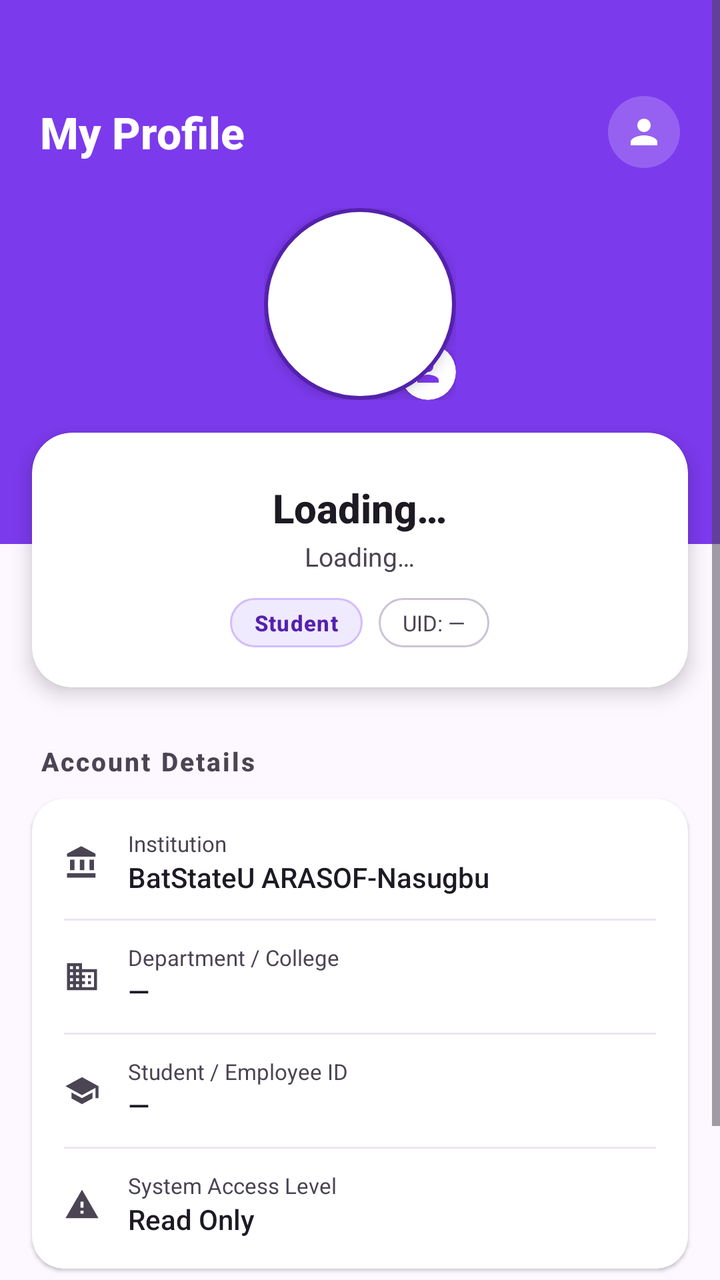
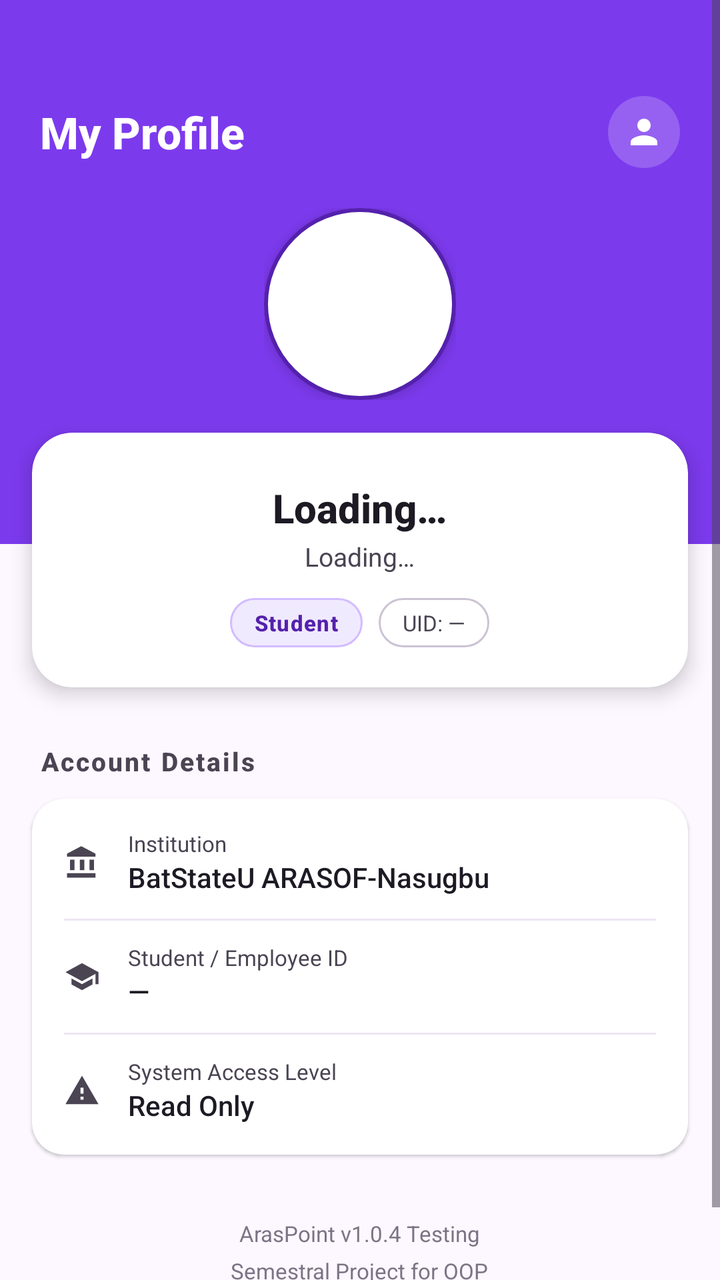

Before-and-after screenshots of an Android layout around one commit, followed by the original layout XML and the change that was made.
<!-- AndroidManifest.xml: application theme Theme.Araspointmap -->
<!-- res/layout/fragment_account.xml -->
<?xml version="1.0" encoding="utf-8"?>
<ScrollView xmlns:android="http://schemas.android.com/apk/res/android"
    xmlns:app="http://schemas.android.com/apk/res-auto"
    android:layout_width="match_parent"
    android:layout_height="match_parent"
    android:background="@color/surface"
    android:fillViewport="true">

    <LinearLayout
        android:layout_width="match_parent"
        android:layout_height="wrap_content"
        android:orientation="vertical"
        android:paddingBottom="36dp">

        <androidx.cardview.widget.CardView
            android:layout_width="match_parent"
            android:layout_height="wrap_content"
            app:cardCornerRadius="0dp"
            app:cardElevation="0dp"
            app:cardBackgroundColor="#7C3AED">

            <LinearLayout
                android:layout_width="match_parent"
                android:layout_height="wrap_content"
                android:orientation="vertical"
                android:paddingHorizontal="20dp"
                android:paddingTop="48dp"
                android:paddingBottom="72dp"
                android:gravity="center_horizontal">

                <LinearLayout
                    android:layout_width="match_parent"
                    android:layout_height="wrap_content"
                    android:orientation="horizontal"
                    android:gravity="center_vertical"
                    android:layout_marginBottom="20dp">
                    <TextView
                        android:layout_width="0dp"
                        android:layout_height="wrap_content"
                        android:layout_weight="1"
                        android:text="@string/my_profile"
                        android:textSize="22sp"
                        android:textStyle="bold"
                        android:textColor="#FFFFFF"
                        android:fontFamily="sans-serif-medium" />

                    <ImageView
                        android:id="@+id/btnEditProfile"
                        android:layout_width="36dp"
                        android:layout_height="36dp"
                        android:background="@drawable/bg_circle_white_alpha"
                        android:src="@drawable/ic_person_m3"
                        android:padding="8dp"
                        app:tint="#FFFFFF"
                        android:clickable="true"
                        android:focusable="true"
                        android:contentDescription="@string/edit_profile" />
                </LinearLayout>

                <FrameLayout
                    android:layout_width="96dp"
                    android:layout_height="96dp">
                    <androidx.cardview.widget.CardView
                        android:layout_width="96dp"
                        android:layout_height="96dp"
                        app:cardCornerRadius="48dp"
                        app:cardElevation="4dp"
                        app:cardBackgroundColor="@android:color/transparent">
                        <ImageView
                            android:id="@+id/profileImage"
                            android:layout_width="match_parent"
                            android:layout_height="match_parent"
                            android:src="@drawable/user_icon"
                            android:scaleType="centerCrop"
                            android:clickable="true"
                            android:focusable="true"
                            android:contentDescription="@string/profile_photo" />
                    </androidx.cardview.widget.CardView>

                    <androidx.cardview.widget.CardView
                        android:layout_width="28dp"
                        android:layout_height="28dp"
                        android:layout_gravity="bottom|end"
                        app:cardCornerRadius="14dp"
                        app:cardElevation="3dp"
                        app:cardBackgroundColor="#FFFFFF">
                        <ImageView
                            android:layout_width="16dp"
                            android:layout_height="16dp"
                            android:layout_gravity="center"
                            android:src="@drawable/ic_person_m3"
                            app:tint="#7C3AED"
                            android:contentDescription="@string/change_photo" />
                    </androidx.cardview.widget.CardView>
                </FrameLayout>

            </LinearLayout>
        </androidx.cardview.widget.CardView>

        <androidx.cardview.widget.CardView
            android:layout_width="match_parent"
            android:layout_height="wrap_content"
            android:layout_marginHorizontal="16dp"
            android:layout_marginTop="-56dp"
            app:cardCornerRadius="20dp"
            app:cardElevation="6dp"
            app:cardBackgroundColor="@color/surface_container_lowest">

            <LinearLayout
                android:layout_width="match_parent"
                android:layout_height="wrap_content"
                android:orientation="vertical"
                android:padding="20dp"
                android:gravity="center_horizontal">

                <TextView
                    android:id="@+id/profileName"
                    android:layout_width="wrap_content"
                    android:layout_height="wrap_content"
                    android:text="@string/loading"
                    android:textSize="20sp"
                    android:textStyle="bold"
                    android:textColor="@color/on_surface"
                    android:fontFamily="sans-serif-medium"
                    android:layout_marginTop="4dp" />

                <TextView
                    android:id="@+id/profileEmail"
                    android:layout_width="wrap_content"
                    android:layout_height="wrap_content"
                    android:text="@string/loading"
                    android:textSize="13sp"
                    android:textColor="@color/on_surface_variant"
                    android:fontFamily="sans-serif"
                    android:layout_marginTop="2dp"
                    android:layout_marginBottom="12dp" />

                <LinearLayout
                    android:layout_width="wrap_content"
                    android:layout_height="wrap_content"
                    android:orientation="horizontal"
                    android:gravity="center_vertical">

                    <TextView
                        android:id="@+id/profileRole"
                        android:layout_width="wrap_content"
                        android:layout_height="wrap_content"
                        android:text="@string/student"
                        android:textSize="11sp"
                        android:textStyle="bold"
                        android:textColor="@color/primary"
                        android:fontFamily="sans-serif-medium"
                        android:paddingHorizontal="12dp"
                        android:paddingVertical="5dp"
                        android:background="@drawable/bg_chip_purple_light"
                        android:letterSpacing="0.04" />

                    <TextView
                        android:id="@+id/profileUid"
                        android:layout_width="wrap_content"
                        android:layout_height="wrap_content"
                        android:text="@string/uid_placeholder"
                        android:textSize="11sp"
                        android:textColor="@color/on_surface_variant"
                        android:fontFamily="sans-serif"
                        android:paddingHorizontal="12dp"
                        android:paddingVertical="5dp"
                        android:layout_marginStart="8dp"
                        android:background="@drawable/bg_badge_outline" />
                </LinearLayout>
            </LinearLayout>
        </androidx.cardview.widget.CardView>

        <TextView
            android:layout_width="wrap_content"
            android:layout_height="wrap_content"
            android:layout_marginHorizontal="20dp"
            android:layout_marginTop="28dp"
            android:layout_marginBottom="10dp"
            android:text="@string/account_details"
            android:textSize="13sp"
            android:textStyle="bold"
            android:textColor="@color/on_surface_variant"
            android:fontFamily="sans-serif-medium"
            android:letterSpacing="0.08" />

        <androidx.cardview.widget.CardView
            android:layout_width="match_parent"
            android:layout_height="wrap_content"
            android:layout_marginHorizontal="16dp"
            app:cardCornerRadius="16dp"
            app:cardElevation="1dp"
            app:cardBackgroundColor="@color/surface_container_lowest">

            <LinearLayout
                android:layout_width="match_parent"
                android:layout_height="wrap_content"
                android:orientation="vertical"
                android:paddingVertical="4dp">

                <LinearLayout
                    android:layout_width="match_parent"
                    android:layout_height="56dp"
                    android:orientation="horizontal"
                    android:gravity="center_vertical"
                    android:paddingHorizontal="16dp">
                    <ImageView
                        android:layout_width="18dp"
                        android:layout_height="18dp"
                        android:src="@drawable/ic_institution"
                        android:contentDescription="@string/institution"
                        app:tint="@color/on_surface_variant" />
                    <LinearLayout
                        android:layout_width="0dp"
                        android:layout_height="wrap_content"
                        android:layout_weight="1"
                        android:orientation="vertical"
                        android:layout_marginStart="14dp">
                        <TextView
                            android:layout_width="wrap_content"
                            android:layout_height="wrap_content"
                            android:text="@string/institution"
                            android:textSize="11sp"
                            android:textColor="@color/on_surface_variant"
                            android:fontFamily="sans-serif" />
                        <TextView
                            android:id="@+id/profileCampus"
                            android:layout_width="wrap_content"
                            android:layout_height="wrap_content"
                            android:text="@string/campus_name"
                            android:textSize="14sp"
                            android:textColor="@color/on_surface"
                            android:fontFamily="sans-serif-medium" />
                    </LinearLayout>
                </LinearLayout>

                <View android:layout_width="match_parent" android:layout_height="1dp"
                    android:background="@color/surface_container_high"
                    android:layout_marginHorizontal="16dp" />

                <LinearLayout
                    android:layout_width="match_parent"
                    android:layout_height="56dp"
                    android:orientation="horizontal"
                    android:gravity="center_vertical"
                    android:paddingHorizontal="16dp">
                    <ImageView
                        android:layout_width="18dp"
                        android:layout_height="18dp"
                        android:src="@drawable/ic_corporate_fare"
                        android:contentDescription="@string/department_college"
                        app:tint="@color/on_surface_variant" />
                    <LinearLayout
                        android:layout_width="0dp"
                        android:layout_height="wrap_content"
                        android:layout_weight="1"
                        android:orientation="vertical"
                        android:layout_marginStart="14dp">
                        <TextView
                            android:layout_width="wrap_content"
                            android:layout_height="wrap_content"
                            android:text="@string/department_college"
                            android:textSize="11sp"
                            android:textColor="@color/on_surface_variant"
                            android:fontFamily="sans-serif" />
                        <TextView
                            android:id="@+id/profileDepartment"
                            android:layout_width="wrap_content"
                            android:layout_height="wrap_content"
                            android:text="—"
                            android:textSize="14sp"
                            android:textColor="@color/on_surface"
                            android:fontFamily="sans-serif-medium" />
                    </LinearLayout>
                </LinearLayout>

                <View android:layout_width="match_parent" android:layout_height="1dp"
                    android:background="@color/surface_container_high"
                    android:layout_marginHorizontal="16dp" />

                <LinearLayout
                    android:layout_width="match_parent"
                    android:layout_height="56dp"
                    android:orientation="horizontal"
                    android:gravity="center_vertical"
                    android:paddingHorizontal="16dp">
                    <ImageView
                        android:layout_width="18dp"
                        android:layout_height="18dp"
                        android:src="@drawable/ic_school_cap"
                        android:contentDescription="@string/student_employee_id"
                        app:tint="@color/on_surface_variant" />
                    <LinearLayout
                        android:layout_width="0dp"
                        android:layout_height="wrap_content"
                        android:layout_weight="1"
                        android:orientation="vertical"
                        android:layout_marginStart="14dp">
                        <TextView
                            android:layout_width="wrap_content"
                            android:layout_height="wrap_content"
                            android:text="@string/student_employee_id"
                            android:textSize="11sp"
                            android:textColor="@color/on_surface_variant"
                            android:fontFamily="sans-serif" />
                        <TextView
                            android:id="@+id/profileIdNumber"
                            android:layout_width="wrap_content"
                            android:layout_height="wrap_content"
                            android:text="—"
                            android:textSize="14sp"
                            android:textColor="@color/on_surface"
                            android:fontFamily="sans-serif-medium" />
                    </LinearLayout>
                </LinearLayout>

                <View android:layout_width="match_parent" android:layout_height="1dp"
                    android:background="@color/surface_container_high"
                    android:layout_marginHorizontal="16dp" />

                <LinearLayout
                    android:layout_width="match_parent"
                    android:layout_height="56dp"
                    android:orientation="horizontal"
                    android:gravity="center_vertical"
                    android:paddingHorizontal="16dp">
                    <ImageView
                        android:layout_width="18dp"
                        android:layout_height="18dp"
                        android:src="@drawable/ic_warning_shield"
                        android:contentDescription="@string/system_access_level"
                        app:tint="@color/on_surface_variant" />
                    <LinearLayout
                        android:layout_width="0dp"
                        android:layout_height="wrap_content"
                        android:layout_weight="1"
                        android:orientation="vertical"
                        android:layout_marginStart="14dp">
                        <TextView
                            android:layout_width="wrap_content"
                            android:layout_height="wrap_content"
                            android:text="@string/system_access_level"
                            android:textSize="11sp"
                            android:textColor="@color/on_surface_variant"
                            android:fontFamily="sans-serif" />
                        <TextView
                            android:id="@+id/profileAccessLevel"
                            android:layout_width="wrap_content"
                            android:layout_height="wrap_content"
                            android:text="@string/read_only"
                            android:textSize="14sp"
                            android:textColor="@color/on_surface"
                            android:fontFamily="sans-serif-medium" />
                    </LinearLayout>
                </LinearLayout>
            </LinearLayout>
        </androidx.cardview.widget.CardView>

        <TextView
            android:id="@+id/labelAdminActions"
            android:layout_width="wrap_content"
            android:layout_height="wrap_content"
            android:layout_marginHorizontal="20dp"
            android:layout_marginTop="28dp"
            android:layout_marginBottom="10dp"
            android:text="@string/administration"
            android:textSize="13sp"
            android:textStyle="bold"
            android:textColor="@color/on_surface_variant"
            android:fontFamily="sans-serif-medium"
            android:letterSpacing="0.08"
            android:visibility="gone" />

        <com.google.android.material.button.MaterialButton
            android:id="@+id/btnCreateMaintenanceAccount"
            style="@style/Widget.Material3.Button.OutlinedButton"
            android:layout_width="match_parent"
            android:layout_height="52dp"
            android:layout_marginHorizontal="16dp"
            android:layout_marginBottom="10dp"
            android:fontFamily="sans-serif-medium"
            android:text="@string/create_maintenance_account"
            android:textAllCaps="false"
            android:textColor="@color/on_surface"
            android:textSize="14sp"
            android:visibility="gone"
            app:icon="@drawable/ic_person_m3"
            app:iconSize="18dp"
            app:iconTint="@color/on_surface_variant"
            app:strokeColor="@color/outline_variant" />

        <TextView
            android:layout_width="wrap_content"
            android:layout_height="wrap_content"
            android:layout_gravity="center_horizontal"
            android:layout_marginTop="24dp"
            android:gravity="center"
            android:text="@string/app_version_info"
            android:textSize="11sp"
            android:textColor="@color/outline"
            android:fontFamily="sans-serif"
            android:lineSpacingMultiplier="1.4"
            android:layout_marginHorizontal="20dp" />

    </LinearLayout>
</ScrollView>
<!-- resources referenced by this layout -->
<resources>
  <color name="on_surface">#1D1A24</color>
  <color name="on_surface_variant">#4A4453</color>
  <color name="outline">#7B7485</color>
  <color name="outline_variant">#CCC3D5</color>
  <color name="primary">#5421AC</color>
  <color name="surface">#FDF7FF</color>
  <color name="surface_container_high">#EDE5F4</color>
  <color name="surface_container_lowest">#FFFFFF</color>
  <!-- drawable bg_chip_purple_light (drawable) -->
  <?xml version="1.0" encoding="utf-8"?>
  <shape xmlns:android="http://schemas.android.com/apk/res/android" android:shape="rectangle">
      <solid android:color="#F0EAFF" />
      <stroke android:width="1dp" android:color="#D2BCFF" />
      <corners android:radius="14dp" />
  </shape>
  <!-- drawable bg_circle_white_alpha (drawable) -->
  <?xml version="1.0" encoding="utf-8"?>
  <shape xmlns:android="http://schemas.android.com/apk/res/android" android:shape="oval">
      <solid android:color="#33FFFFFF" />
  </shape>
  <!-- drawable ic_corporate_fare (drawable) -->
  <vector xmlns:android="http://schemas.android.com/apk/res/android"
      android:width="24dp"
      android:height="24dp"
      android:viewportWidth="24"
      android:viewportHeight="24">
    <path
        android:fillColor="#FF000000"
        android:pathData="M12,7V3H2v18h20V7H12zM6,19H4v-2h2V19zM6,15H4v-2h2V15zM6,11H4V9h2V11zM6,7H4V5h2V7zM10,19H8v-2h2V19zM10,15H8v-2h2V15zM10,11H8V9h2V11zM10,7H8V5h2V7zM20,19h-8v-2h2v-2h-2v-2h2v-2h-2V9h8V19zM18,11h-2v2h2V11zM18,15h-2v2h2V15z"/>
  </vector>
  <!-- drawable ic_warning_shield (drawable) -->
  <vector xmlns:android="http://schemas.android.com/apk/res/android"
      android:width="24dp"
      android:height="24dp"
      android:viewportWidth="24"
      android:viewportHeight="24">
    <path
        android:fillColor="#FF000000"
        android:pathData="M1,21h22L12,2 1,21zm12,-3h-2v-2h2v2zm0,-4h-2v-4h2v4z"/>
  </vector>
  <!-- drawable user_icon (drawable) -->
  <?xml version="1.0" encoding="utf-8"?>
  <shape xmlns:android="http://schemas.android.com/apk/res/android">
      <solid android:color="@color/white"/>
      <corners android:radius="360dp"/>
      <stroke android:width="2dp"
          android:color="@color/purple_4th"/>
  
  </shape>
  <string name="account_details">Account Details</string>
  <string name="administration">Administration</string>
  <string name="app_version_info">ArasPoint v1.0.4 Testing\nSemestral Project for OOP</string>
  <string name="campus_name">BatStateU ARASOF-Nasugbu</string>
  <string name="change_photo">Change photo</string>
  <string name="create_maintenance_account">Create Maintenance Account</string>
  <string name="department_college">Department / College</string>
  <string name="edit_profile">Edit Profile</string>
  <string name="institution">Institution</string>
  <string name="loading">Loading…</string>
  <string name="my_profile">My Profile</string>
  <string name="profile_photo">Profile Photo</string>
  <string name="read_only">Read Only</string>
  <string name="student">Student</string>
  <string name="student_employee_id">Student / Employee ID</string>
  <string name="system_access_level">System Access Level</string>
  <string name="uid_placeholder">UID: —</string>
  <style name="Theme.Araspointmap" parent="Base.Theme.Araspointmap" />
  <color name="white">#FFFFFFFF</color>
  <color name="purple_4th">#5421AC</color>
  <color name="on_primary">#FFFFFF</color>
  <color name="primary_container">#6C3FC5</color>
  <color name="on_primary_container">#DFCEFF</color>
  <color name="secondary">#6E47B8</color>
  <color name="on_secondary">#FFFFFF</color>
  <color name="secondary_container">#B088FE</color>
  <color name="surface_container_highest">#E7E0EE</color>
  <color name="error">#BA1A1A</color>
  <color name="on_error">#FFFFFF</color>
  <!-- unchanged entries left out for length: 5 -->
</resources>

<!-- the commit's change to res/layout/fragment_account.xml (unified diff, before → after) -->
@@ -31,30 +31,31 @@
                 <LinearLayout
                     android:layout_width="match_parent"
                     android:layout_height="wrap_content"
-                    android:orientation="horizontal"
+                    android:layout_marginBottom="20dp"
                     android:gravity="center_vertical"
-                    android:layout_marginBottom="20dp">
+                    android:orientation="horizontal">
+
                     <TextView
                         android:layout_width="0dp"
                         android:layout_height="wrap_content"
                         android:layout_weight="1"
+                        android:fontFamily="sans-serif-medium"
                         android:text="@string/my_profile"
+                        android:textColor="#FFFFFF"
                         android:textSize="22sp"
-                        android:textStyle="bold"
-                        android:textColor="#FFFFFF"
-                        android:fontFamily="sans-serif-medium" />
+                        android:textStyle="bold" />
 
                     <ImageView
                         android:id="@+id/btnEditProfile"
                         android:layout_width="36dp"
                         android:layout_height="36dp"
                         android:background="@drawable/bg_circle_white_alpha"
+                        android:clickable="true"
+                        android:contentDescription="@string/edit_profile"
+                        android:focusable="true"
+                        android:padding="8dp"
                         android:src="@drawable/ic_person_m3"
-                        android:padding="8dp"
-                        app:tint="#FFFFFF"
-                        android:clickable="true"
-                        android:focusable="true"
-                        android:contentDescription="@string/edit_profile" />
+                        app:tint="#FFFFFF" />
                 </LinearLayout>
 
                 <FrameLayout
@@ -77,21 +78,6 @@
                             android:contentDescription="@string/profile_photo" />
                     </androidx.cardview.widget.CardView>
 
-                    <androidx.cardview.widget.CardView
-                        android:layout_width="28dp"
-                        android:layout_height="28dp"
-                        android:layout_gravity="bottom|end"
-                        app:cardCornerRadius="14dp"
-                        app:cardElevation="3dp"
-                        app:cardBackgroundColor="#FFFFFF">
-                        <ImageView
-                            android:layout_width="16dp"
-                            android:layout_height="16dp"
-                            android:layout_gravity="center"
-                            android:src="@drawable/ic_person_m3"
-                            app:tint="#7C3AED"
-                            android:contentDescription="@string/change_photo" />
-                    </androidx.cardview.widget.CardView>
                 </FrameLayout>
 
             </LinearLayout>
@@ -247,46 +233,6 @@
                     <ImageView
                         android:layout_width="18dp"
                         android:layout_height="18dp"
-                        android:src="@drawable/ic_corporate_fare"
-                        android:contentDescription="@string/department_college"
-                        app:tint="@color/on_surface_variant" />
-                    <LinearLayout
-                        android:layout_width="0dp"
-                        android:layout_height="wrap_content"
-                        android:layout_weight="1"
-                        android:orientation="vertical"
-                        android:layout_marginStart="14dp">
-                        <TextView
-                            android:layout_width="wrap_content"
-                            android:layout_height="wrap_content"
-                            android:text="@string/department_college"
-                            android:textSize="11sp"
-                            android:textColor="@color/on_surface_variant"
-                            android:fontFamily="sans-serif" />
-                        <TextView
-                            android:id="@+id/profileDepartment"
-                            android:layout_width="wrap_content"
-                            android:layout_height="wrap_content"
-                            android:text="—"
-                            android:textSize="14sp"
-                            android:textColor="@color/on_surface"
-                            android:fontFamily="sans-serif-medium" />
-                    </LinearLayout>
-                </LinearLayout>
-
-                <View android:layout_width="match_parent" android:layout_height="1dp"
-                    android:background="@color/surface_container_high"
-                    android:layout_marginHorizontal="16dp" />
-
-                <LinearLayout
-                    android:layout_width="match_parent"
-                    android:layout_height="56dp"
-                    android:orientation="horizontal"
-                    android:gravity="center_vertical"
-                    android:paddingHorizontal="16dp">
-                    <ImageView
-                        android:layout_width="18dp"
-                        android:layout_height="18dp"
                         android:src="@drawable/ic_school_cap"
                         android:contentDescription="@string/student_employee_id"
                         app:tint="@color/on_surface_variant" />
@@ -357,43 +303,10 @@
         </androidx.cardview.widget.CardView>
 
         <TextView
-            android:id="@+id/labelAdminActions"
             android:layout_width="wrap_content"
             android:layout_height="wrap_content"
-            android:layout_marginHorizontal="20dp"
-            android:layout_marginTop="28dp"
-            android:layout_marginBottom="10dp"
-            android:text="@string/administration"
-            android:textSize="13sp"
-            android:textStyle="bold"
-            android:textColor="@color/on_surface_variant"
-            android:fontFamily="sans-serif-medium"
-            android:letterSpacing="0.08"
-            android:visibility="gone" />
-
-        <com.google.android.material.button.MaterialButton
-            android:id="@+id/btnCreateMaintenanceAccount"
-            style="@style/Widget.Material3.Button.OutlinedButton"
-            android:layout_width="match_parent"
-            android:layout_height="52dp"
-            android:layout_marginHorizontal="16dp"
-            android:layout_marginBottom="10dp"
-            android:fontFamily="sans-serif-medium"
-            android:text="@string/create_maintenance_account"
-            android:textAllCaps="false"
-            android:textColor="@color/on_surface"
-            android:textSize="14sp"
-            android:visibility="gone"
-            app:icon="@drawable/ic_person_m3"
-            app:iconSize="18dp"
-            app:iconTint="@color/on_surface_variant"
-            app:strokeColor="@color/outline_variant" />
-
-        <TextView
-            android:layout_width="wrap_content"
-            android:layout_height="wrap_content"
             android:layout_gravity="center_horizontal"
-            android:layout_marginTop="24dp"
+            android:layout_marginTop="32dp"
             android:gravity="center"
             android:text="@string/app_version_info"
             android:textSize="11sp"
<!-- resource entries referenced after the edit -->
@@ -20,16 +20,6 @@
   <shape xmlns:android="http://schemas.android.com/apk/res/android" android:shape="oval">
       <solid android:color="#33FFFFFF" />
   </shape>
-  <!-- drawable ic_corporate_fare (drawable) -->
-  <vector xmlns:android="http://schemas.android.com/apk/res/android"
-      android:width="24dp"
-      android:height="24dp"
-      android:viewportWidth="24"
-      android:viewportHeight="24">
-    <path
-        android:fillColor="#FF000000"
-        android:pathData="M12,7V3H2v18h20V7H12zM6,19H4v-2h2V19zM6,15H4v-2h2V15zM6,11H4V9h2V11zM6,7H4V5h2V7zM10,19H8v-2h2V19zM10,15H8v-2h2V15zM10,11H8V9h2V11zM10,7H8V5h2V7zM20,19h-8v-2h2v-2h-2v-2h2v-2h-2V9h8V19zM18,11h-2v2h2V11zM18,15h-2v2h2V15z"/>
-  </vector>
   <!-- drawable ic_warning_shield (drawable) -->
   <vector xmlns:android="http://schemas.android.com/apk/res/android"
       android:width="24dp"
@@ -50,12 +40,8 @@
   
   </shape>
   <string name="account_details">Account Details</string>
-  <string name="administration">Administration</string>
   <string name="app_version_info">ArasPoint v1.0.4 Testing\nSemestral Project for OOP</string>
   <string name="campus_name">BatStateU ARASOF-Nasugbu</string>
-  <string name="change_photo">Change photo</string>
-  <string name="create_maintenance_account">Create Maintenance Account</string>
-  <string name="department_college">Department / College</string>
   <string name="edit_profile">Edit Profile</string>
   <string name="institution">Institution</string>
   <string name="loading">Loading…</string>
